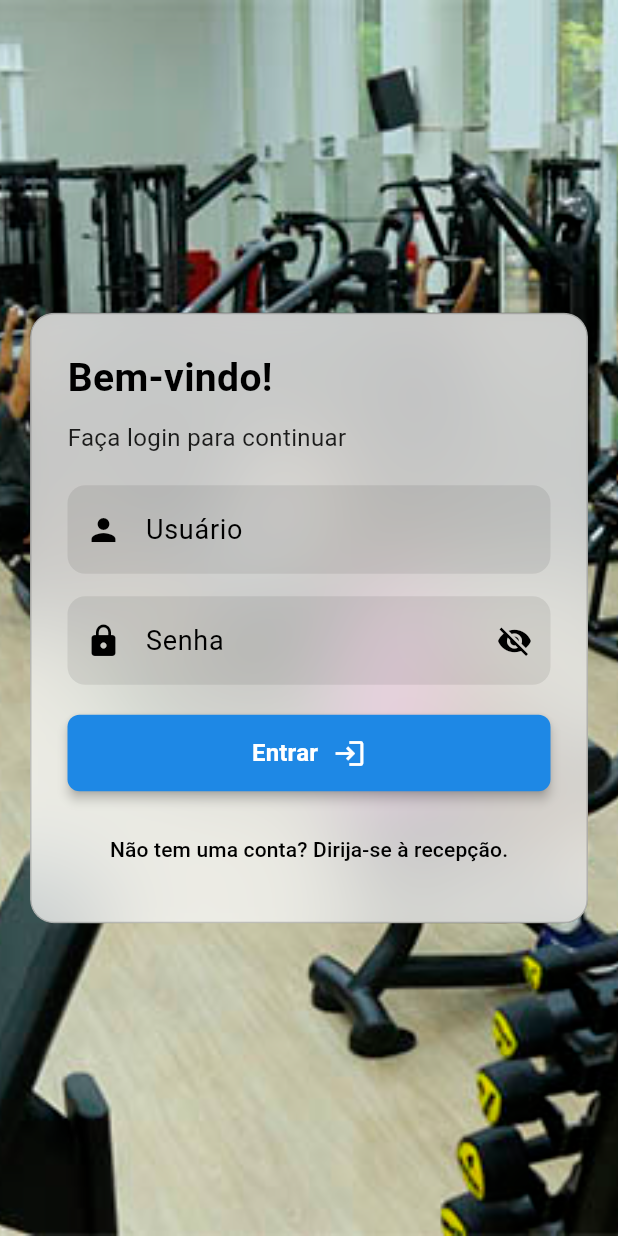
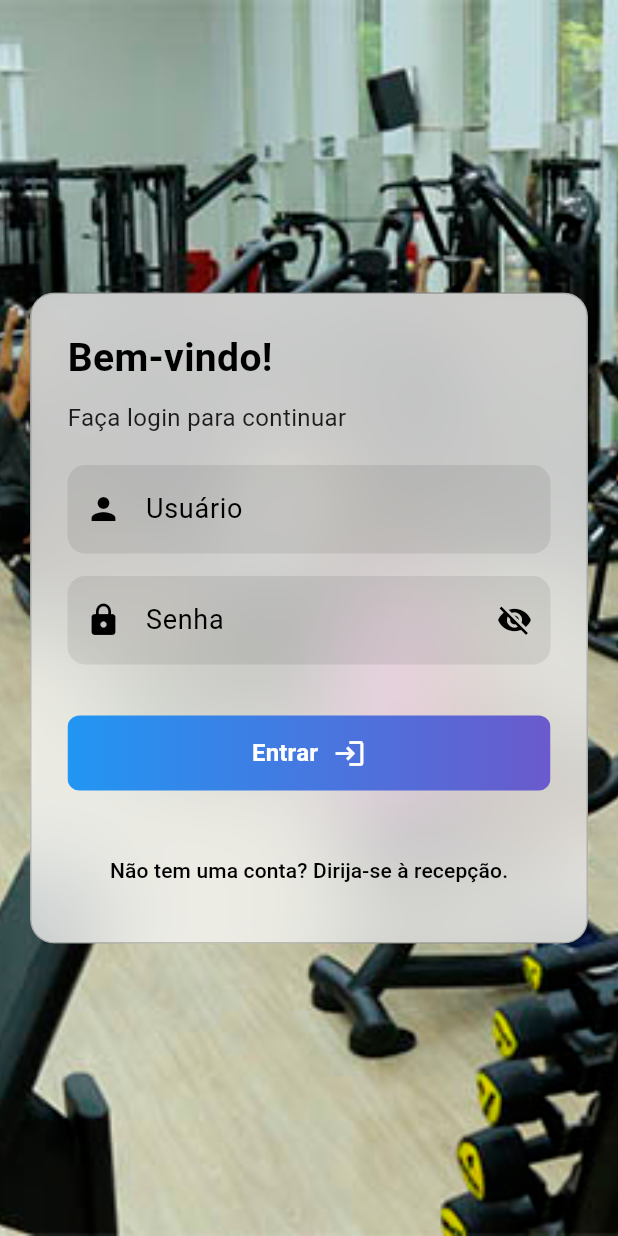
Before and after one commit to tiagostmg/academia-unifor, a Flutter app: the screen it shows after launch, on a phone screen of 412 x 824 dp. Run offline on Flutter 3.47's test engine with Material 3 defaults, Android fonts, the phone set to English and light mode, and no system bars; our stand-ins replace animate_do, card_swiper, convex_bottom_bar, flutter_svg, font_awesome_flutter, go_router and 1 more.

Commit message:
Refactor CustomButton to use a gradient background, enhance button styling, and improve text visibility

```diff
--- a/lib/widgets/custom_button.dart
+++ b/lib/widgets/custom_button.dart
@@ -18,25 +18,43 @@
       width: double.infinity,
       child: ElevatedButton(
         style: ElevatedButton.styleFrom(
-          backgroundColor: Colors.blue[600], // Cor fixa para todos os botões
-          foregroundColor: Colors.white,
+          padding: const EdgeInsets.symmetric(vertical: 14),
           shape: RoundedRectangleBorder(borderRadius: BorderRadius.circular(8)),
-          padding: const EdgeInsets.symmetric(vertical: 14),
           elevation: 3,
+          backgroundColor: Colors.transparent,
+          shadowColor: Colors.transparent,
         ),
         onPressed: onPressed,
+        child: Ink(
+          decoration: BoxDecoration(
+            gradient: const LinearGradient(
+              colors: [Colors.blue, Color(0xFF6A5ACD)],
+              begin: Alignment.centerLeft,
+              end: Alignment.centerRight,
+            ),
+            borderRadius: BorderRadius.circular(8),
+          ),
+          child: Container(
+            constraints: const BoxConstraints(minHeight: 50),
+            alignment: Alignment.center,
             child: Row(
               mainAxisAlignment: MainAxisAlignment.center,
               children: [
                 Text(
                   text,
-              style: const TextStyle(fontSize: 16, fontWeight: FontWeight.bold),
+                  style: const TextStyle(
+                    fontSize: 16,
+                    fontWeight: FontWeight.bold,
+                    color: Colors.white,
+                  ),
                 ),
                 const SizedBox(width: 10),
                 Icon(icon, size: 22, color: Colors.white),
               ],
             ),
           ),
+        ),
+      ),
     );
   }
 }
```
Lines whose indentation alone changed are shown as unchanged.
